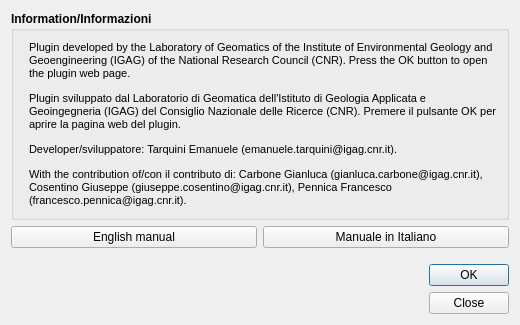
This is tb_info.ui in CNR-IGAG/mzs-tools as Qt 5 draws it before an edit. The edited form follows.
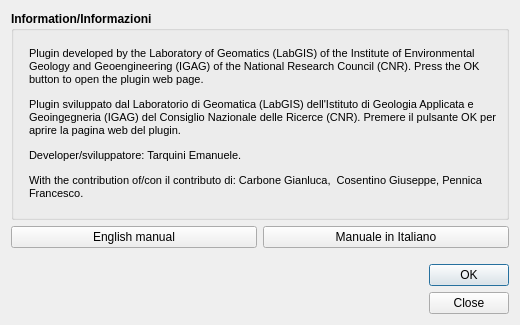
This is the edited form. Icons and pictures are not drawn.

Diff of the .ui file:
```diff
--- a/tb_info.ui
+++ b/tb_info.ui
@@ -78,10 +78,10 @@
 &lt;html&gt;&lt;head&gt;&lt;meta name=&quot;qrichtext&quot; content=&quot;1&quot; /&gt;&lt;style type=&quot;text/css&quot;&gt;
 p, li { white-space: pre-wrap; }
 &lt;/style&gt;&lt;/head&gt;&lt;body style=&quot; font-family:'MS Shell Dlg 2'; font-size:8pt; font-weight:600; font-style:normal;&quot;&gt;
-&lt;p style=&quot; margin-top:0px; margin-bottom:0px; margin-left:0px; margin-right:0px; -qt-block-indent:0; text-indent:0px;&quot;&gt;&lt;span style=&quot; font-weight:400;&quot;&gt;Plugin developed by the Laboratory of Geomatics of the Institute of Environmental Geology and Geoengineering (IGAG) of the National Research Council (CNR). &lt;/span&gt;&lt;span style=&quot; font-weight:400;&quot;&gt;Press the OK button to open the plugin web page.&lt;/span&gt;&lt;/p&gt;
-&lt;p style=&quot; margin-top:12px; margin-bottom:12px; margin-left:0px; margin-right:0px; -qt-block-indent:0; text-indent:0px;&quot;&gt;&lt;span style=&quot; font-weight:400;&quot;&gt;Plugin sviluppato dal Laboratorio di Geomatica dell'Istituto di Geologia Applicata e Geoingegneria (IGAG) del Consiglio Nazionale delle Ricerce (CNR).&lt;/span&gt; &lt;span style=&quot; font-weight:400;&quot;&gt;Premere il pulsante OK per aprire la pagina web del plugin.&lt;/span&gt;&lt;/p&gt;
-&lt;p style=&quot; margin-top:12px; margin-bottom:12px; margin-left:0px; margin-right:0px; -qt-block-indent:0; text-indent:0px;&quot;&gt;&lt;span style=&quot; font-weight:400;&quot;&gt;Developer/sviluppatore: Tarquini Emanuele (emanuele.tarquini@igag.cnr.it).&lt;/span&gt;&lt;/p&gt;
-&lt;p style=&quot; margin-top:12px; margin-bottom:12px; margin-left:0px; margin-right:0px; -qt-block-indent:0; text-indent:0px;&quot;&gt;&lt;span style=&quot; font-weight:400;&quot;&gt;With the contribution of/con il contributo di: Carbone Gianluca (gianluca.carbone@igag.cnr.it),  Cosentino Giuseppe (giuseppe.cosentino@igag.cnr.it), Pennica Francesco (francesco.pennica@igag.cnr.it).&lt;/span&gt;&lt;/p&gt;&lt;/body&gt;&lt;/html&gt;</string>
+&lt;p style=&quot; margin-top:0px; margin-bottom:0px; margin-left:0px; margin-right:0px; -qt-block-indent:0; text-indent:0px;&quot;&gt;&lt;span style=&quot; font-weight:400;&quot;&gt;Plugin developed by the Laboratory of Geomatics (LabGIS) of the Institute of Environmental Geology and Geoengineering (IGAG) of the National Research Council (CNR). Press the OK button to open the plugin web page.&lt;/span&gt;&lt;/p&gt;
+&lt;p style=&quot; margin-top:12px; margin-bottom:12px; margin-left:0px; margin-right:0px; -qt-block-indent:0; text-indent:0px;&quot;&gt;&lt;span style=&quot; font-weight:400;&quot;&gt;Plugin sviluppato dal Laboratorio di Geomatica (LabGIS) dell'Istituto di Geologia Applicata e Geoingegneria (IGAG) del Consiglio Nazionale delle Ricerce (CNR).&lt;/span&gt; &lt;span style=&quot; font-weight:400;&quot;&gt;Premere il pulsante OK per aprire la pagina web del plugin.&lt;/span&gt;&lt;/p&gt;
+&lt;p style=&quot; margin-top:12px; margin-bottom:12px; margin-left:0px; margin-right:0px; -qt-block-indent:0; text-indent:0px;&quot;&gt;&lt;span style=&quot; font-weight:400;&quot;&gt;Developer/sviluppatore: Tarquini Emanuele.&lt;/span&gt;&lt;/p&gt;
+&lt;p style=&quot; margin-top:12px; margin-bottom:12px; margin-left:0px; margin-right:0px; -qt-block-indent:0; text-indent:0px;&quot;&gt;&lt;span style=&quot; font-weight:400;&quot;&gt;With the contribution of/con il contributo di: Carbone Gianluca,  Cosentino Giuseppe, Pennica Francesco.&lt;/span&gt;&lt;/p&gt;&lt;/body&gt;&lt;/html&gt;</string>
         </property>
         <property name="textFormat">
          <enum>Qt::RichText</enum>
```
